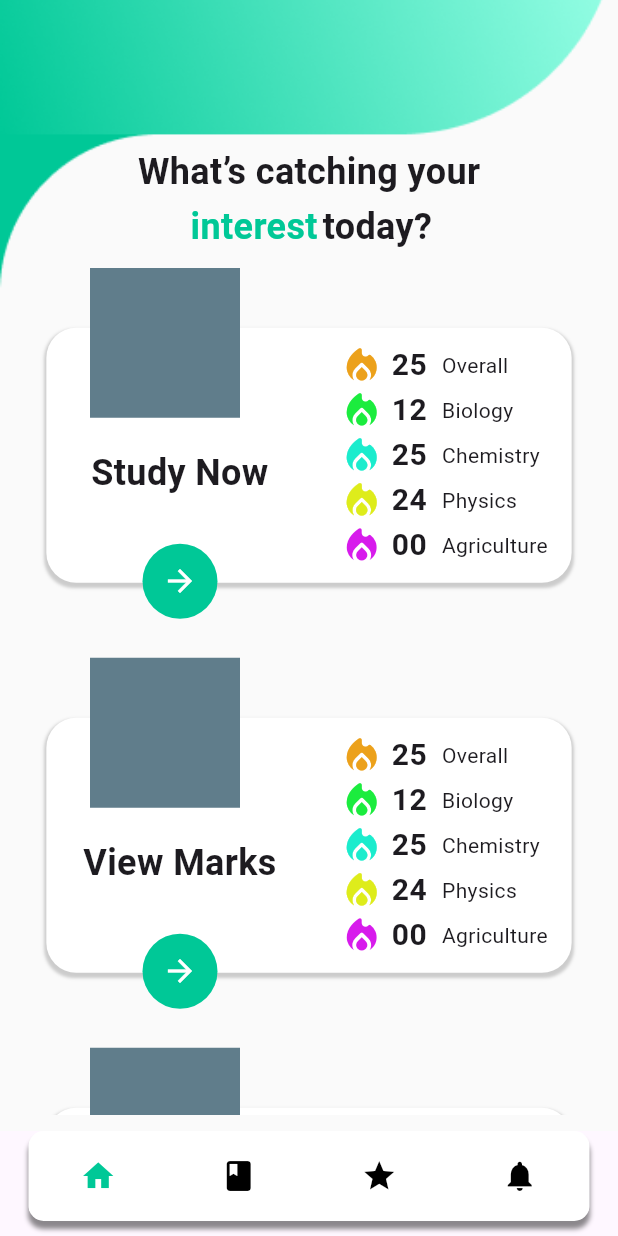
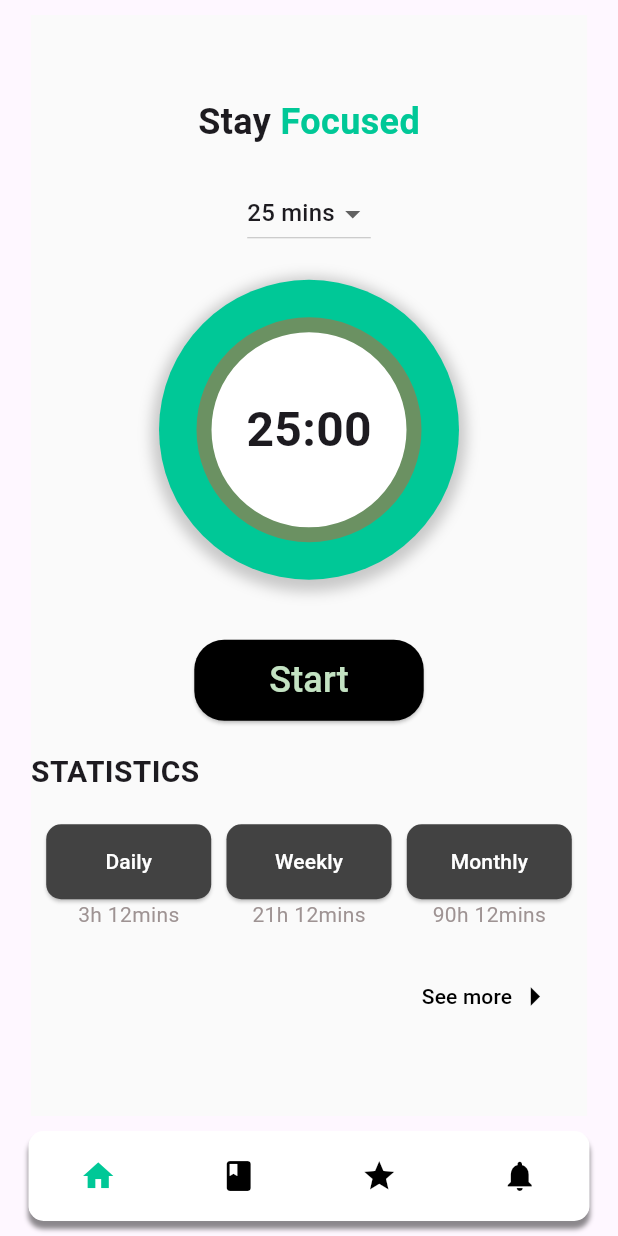
Before and after one commit to jali-k/flutter-student-tracker, a Flutter app: the screen it shows after launch, on a phone screen of 412 x 824 dp. Run offline on Flutter 3.47's test engine with Material 3 defaults, Android fonts, the phone set to English and light mode, and no system bars; drawn by our look-alikes of toggle_switch; our stand-ins replace syncfusion_flutter_charts.

Commit message:
focus mode

```diff
--- a/lib/layout/main_layout.dart
+++ b/lib/layout/main_layout.dart
@@ -3,6 +3,7 @@
 import 'dart:async';
 
 import 'package:flutter/material.dart';
+import 'package:spt/view/focus_mode_page.dart';
 import 'package:spt/view/home_page.dart';
 import 'package:spt/view/subject_select_page.dart';
 import 'package:toggle_switch/toggle_switch.dart';
@@ -16,7 +17,12 @@ class MainLayout extends StatefulWidget {
 
 class _MainLayoutState extends State<MainLayout> {
 
-  StreamController<int> indexController = StreamController<int>();
+  StreamController<int> indexController = StreamController<int>.broadcast();
+  StreamController<int> subjectSelectionController = StreamController<int>.broadcast();
+
+  selectSubject(int index) {
+    subjectSelectionController.sink.add(index);
+  }
 
   changeIndex(int index) {
     indexController.sink.add(index);
@@ -31,10 +37,10 @@ class _MainLayoutState extends State<MainLayout> {
           children: [
             Positioned(
                 bottom: 70,
-                height: MediaQuery.of(context).size.height - 60,
+                height: MediaQuery.of(context).size.height - 70,
                 child: StreamBuilder<int>(
                   stream: indexController.stream,
-                  initialData: 0,
+                  initialData: 1,
                   builder: (context, snapshot) {
                     if(snapshot.hasData){
                       int index = snapshot.data!;
@@ -42,7 +48,25 @@ class _MainLayoutState extends State<MainLayout> {
                         case 0:
                           return const HomePage();
                         case 1:
-                          return const SubjectSelectionPage();
+                          return StreamBuilder(
+                              stream: subjectSelectionController.stream,
+                              initialData: 1,
+                              builder: (context, snapshot) {
+                                if(snapshot.hasData){
+                                  int index = snapshot.data!;
+                                  if(index ==0){
+                                    return SubjectSelectionPage(
+                                      selectSubject: selectSubject,
+                                    );
+                                  }else{
+                                    return FocusMode();
+                                  }
+                                }
+                                else{
+                                  return const Center(child: CircularProgressIndicator(), );
+                                }
+                              }
+                          );
                         case 2:
                           return Text('Page 3');
                         case 3:
--- a/lib/view/focus_mode_page.dart
+++ b/lib/view/focus_mode_page.dart
@@ -0,0 +1,430 @@
+
+
+import 'package:flutter/material.dart';
+import 'package:syncfusion_flutter_charts/charts.dart';
+import 'package:syncfusion_flutter_charts/sparkcharts.dart';
+
+class FocusMode extends StatefulWidget {
+  const FocusMode({super.key});
+
+  @override
+  State<FocusMode> createState() => _FocusModeState();
+}
+
+class _FocusModeState extends State<FocusMode> {
+  @override
+  Widget build(BuildContext context) {
+    return Container(
+      width: MediaQuery.of(context).size.width *0.9,
+      height: MediaQuery.of(context).size.height *0.9,
+      alignment: Alignment.center,
+      margin: const EdgeInsets.all(10),
+      color: Color(0xFFFAFAFA),
+      child: Column(
+        mainAxisAlignment: MainAxisAlignment.center,
+        crossAxisAlignment: CrossAxisAlignment.center,
+        children: [
+          Container(
+            child: Row(
+              mainAxisAlignment: MainAxisAlignment.center,
+              children: [
+                Text('Stay ', style: TextStyle(
+                  fontSize: 24,
+                  fontWeight: FontWeight.bold,
+                ),),
+                Text('Focused', style: TextStyle(
+                  fontSize: 24,
+                  fontWeight: FontWeight.bold,
+                  color: Color(0xFF00C897),
+                ),),
+              ],
+            ),
+          ),
+          SizedBox(height: 20,),
+          // Time selection
+          DropdownButton(
+            value: 25,
+            items: const [
+              DropdownMenuItem(
+                child: Text('25 mins'),
+                value: 25,
+              ),
+              DropdownMenuItem(
+                child: Text('30 mins'),
+                value: 30,
+              ),
+            ],
+            onChanged: (value) {
+              print(value);
+            },
+          ),
+          SizedBox(height: 20,),
+          // Show Clock here
+          Container(
+            width: 200,
+            height: 200,
+            alignment: Alignment.center,
+            decoration: BoxDecoration(
+              color: Color(0xFF00C897),
+              shape: BoxShape.circle,
+              boxShadow: [
+                BoxShadow(
+                  color: Colors.black.withOpacity(0.2),
+                  spreadRadius: 5,
+                  blurRadius: 7,
+                  offset: const Offset(0, 3),
+                ),
+              ],
+            ),
+            child: Container(
+              alignment: Alignment.center,
+              width: 150,
+              height: 150,
+              decoration: BoxDecoration(
+                color: Colors.white,
+                shape: BoxShape.circle,
+                border: Border.all(
+                  color: Color(0xFF6B9162),
+                  width: 10,
+                ),
+
+              ),
+              child: Center(
+                child: Text(
+                    '25:00',
+                    style: TextStyle(
+                      fontSize: 32,
+                      fontWeight: FontWeight.bold,
+                    ),
+                ),
+              ),
+            ),
+          ),
+          SizedBox(height: 40,),
+          // Start button
+          ElevatedButton(
+            onPressed: (){},
+            child: const Text('Start', style: TextStyle(
+              fontSize: 24,
+            ),),
+            style: ElevatedButton.styleFrom(
+              backgroundColor: Colors.black,
+              foregroundColor: Color(0xFFC3E2C2),
+              padding: const EdgeInsets.symmetric(horizontal: 50, vertical: 10),
+              shape: RoundedRectangleBorder(
+                borderRadius: BorderRadius.circular(20),
+              ),
+            ),
+          ),
+          SizedBox(height: 20,),
+          Row(
+            mainAxisAlignment: MainAxisAlignment.start,
+            children: [
+              Text("STATISTICS", style: TextStyle(
+                fontSize: 20,
+                fontWeight: FontWeight.bold,
+              ),),
+            ],
+          ),
+          SizedBox(height: 20,),
+          // Statistics Button as a Row Daily, Weekly, Monthly
+          Row(
+            mainAxisAlignment: MainAxisAlignment.spaceEvenly,
+            children: [
+              Column(
+                children: [
+                  ElevatedButton(
+                    onPressed: (){},
+                    child: const Text('Daily', style: TextStyle(
+                      fontSize: 14,
+                    ),),
+                    style: ElevatedButton.styleFrom(
+                      fixedSize: const Size(110, 50),
+                      foregroundColor: Colors.white,
+                      backgroundColor: Color(0xFF424242),
+                      padding: const EdgeInsets.symmetric(horizontal: 20, vertical: 10),
+                      shape: RoundedRectangleBorder(
+                        borderRadius: BorderRadius.circular(10),
+                      ),
+                    ),
+                  ),
+                  Text('3h 12mins', style: TextStyle(
+                    fontSize: 14,
+                    color: Color(0xFF9E9393)
+                  ),
+                  ),
+                ],
+              ),
+              Column(
+                children: [
+                  ElevatedButton(
+                    onPressed: (){},
+                    child: const Text('Weekly', style: TextStyle(
+                      fontSize: 14,
+                    ),),
+                    style: ElevatedButton.styleFrom(
+                      fixedSize: const Size(110, 50),
+                      foregroundColor: Colors.white,
+                      backgroundColor: Color(0xFF424242),
+                      padding: const EdgeInsets.symmetric(horizontal: 20, vertical: 10),
+                      shape: RoundedRectangleBorder(
+                        borderRadius: BorderRadius.circular(10),
+                      ),
+                    ),
+                  ),
+                  Text('21h 12mins', style: TextStyle(
+                    fontSize: 14,
+                    color: Color(0xFF9E9393)
+                  ),
+                  ),
+                ],
+              ),
+              Column(
+                children: [
+                  ElevatedButton(
+                    onPressed: (){},
+                    child: const Text('Monthly', style: TextStyle(
+                      fontSize: 14,
+                    ),),
+                    style: ElevatedButton.styleFrom(
+                      fixedSize: const Size(110, 50),
+                      foregroundColor: Colors.white,
+                      backgroundColor: Color(0xFF424242),
+                      padding: const EdgeInsets.symmetric(horizontal: 20, vertical: 10),
+                      shape: RoundedRectangleBorder(
+                        borderRadius: BorderRadius.circular(10),
+                      ),
+                    ),
+                  ),
+                  Text('90h 12mins', style: TextStyle(
+                    fontSize: 14,
+                    color: Color(0xFF9E9393)
+                  ),
+                  ),
+                ],
+              ),
+
+            ],
+          ),
+          SizedBox(height: 20,),
+          // See more button
+          Row(
+            mainAxisAlignment: MainAxisAlignment.end,
+            children: [
+              TextButton(
+                onPressed: (){
+                  showStatistics();
+                },
+                child: Row(
+                  children: const [
+                    Text('See more', style: TextStyle(
+                      fontSize: 14,
+                    ),),
+                    Icon(Icons.arrow_right, size: 30,),
+                  ],
+                ),
+                style: TextButton.styleFrom(
+                  foregroundColor: Colors.black,
+                  padding: const EdgeInsets.symmetric(horizontal: 20, vertical: 10),
+                ),
+              ),
+            ],
+          )
+
+
+          // Start button
+
+        ],
+      ),
+    );
+  }
+
+  final List<ChartData> chartData = [
+    ChartData(1, 35),
+    ChartData(2, 23),
+    ChartData(3, 34),
+    ChartData(4, 25),
+    ChartData(5, 40),
+    ChartData(6, 30),
+    ChartData(7, 35),
+  ];
+
+  void showStatistics() {
+    showModalBottomSheet(
+      context: context,
+      useSafeArea: true,
+      isScrollControlled: true,
+      enableDrag: true,
+      backgroundColor: Color(0xFF424242),
+      shape: const RoundedRectangleBorder(
+        borderRadius: BorderRadius.only(
+          topLeft: Radius.circular(50),
+          topRight: Radius.circular(50),
+        ),
+      ),
+
+      builder: (context)
+    {
+      return Container(
+        height: MediaQuery.of(context).size.height * 0.75,
+        decoration: const BoxDecoration(
+          color: Color(0xFF424242),
+          borderRadius: BorderRadius.only(
+            topLeft: Radius.circular(50),
+            topRight: Radius.circular(50),
+          ),
+        ),
+        padding: const EdgeInsets.symmetric(horizontal: 20, vertical: 50),
+        child: Column(
+          children: [
+            Row(
+              mainAxisAlignment: MainAxisAlignment.start,
+              children: [
+                Text("STATISTICS", style: TextStyle(
+                  fontSize: 20,
+                  fontWeight: FontWeight.bold,
+                  color: Colors.white,
+                ),),
+              ],
+            ),
+            SizedBox(height: 20,),
+            Row(
+              mainAxisAlignment: MainAxisAlignment.spaceEvenly,
+              children: [
+                Column(
+                  children: [
+                    ElevatedButton(
+                      onPressed: (){},
+                      child: const Text('Daily', style: TextStyle(
+                        fontSize: 14,
+                      ),),
+                      style: ElevatedButton.styleFrom(
+                        fixedSize: const Size(110, 50),
+                        foregroundColor: Colors.black,
+                        backgroundColor: Colors.white,
+                        padding: const EdgeInsets.symmetric(horizontal: 20, vertical: 10),
+                        shape: RoundedRectangleBorder(
+                          borderRadius: BorderRadius.circular(10),
+                        ),
+                      ),
+                    ),
+                    Text('3h 12mins', style: TextStyle(
+                        fontSize: 14,
+                        color: Color(0xFF9E9393)
+                    ),
+                    ),
+                  ],
+                ),
+                Column(
+                  children: [
+                    ElevatedButton(
+                      onPressed: (){},
+                      child: const Text('Weekly', style: TextStyle(
+                        fontSize: 14,
+                      ),),
+                      style: ElevatedButton.styleFrom(
+                        fixedSize: const Size(110, 50),
+                        foregroundColor: Colors.white,
+                        backgroundColor: Color(0xFF00C897),
+                        padding: const EdgeInsets.symmetric(horizontal: 20, vertical: 10),
+                        shape: RoundedRectangleBorder(
+                          borderRadius: BorderRadius.circular(10),
+                        ),
+                      ),
+                    ),
+                    Text('21h 12mins', style: TextStyle(
+                        fontSize: 14,
+                        color: Color(0xFF9E9393)
+                    ),
+                    ),
+                  ],
+                ),
+                Column(
+                  children: [
+                    ElevatedButton(
+                      onPressed: (){},
+                      child: const Text('Monthly', style: TextStyle(
+                        fontSize: 14,
+                      ),),
+                      style: ElevatedButton.styleFrom(
+                        fixedSize: const Size(110, 50),
+                        foregroundColor: Colors.black,
+                        backgroundColor: Colors.white,
+                        padding: const EdgeInsets.symmetric(horizontal: 20, vertical: 10),
+                        shape: RoundedRectangleBorder(
+                          borderRadius: BorderRadius.circular(10),
+                        ),
+                      ),
+                    ),
+                    Text('90h 12mins', style: TextStyle(
+                        fontSize: 14,
+                        color: Color(0xFF9E9393)
+                    ),
+                    ),
+                  ],
+                ),
+
+              ],
+            ),
+            SizedBox(height: 20,),
+            Container(
+              child: SfCartesianChart(
+                primaryXAxis: CategoryAxis(
+                  majorGridLines: MajorGridLines(width: 0),
+                  majorTickLines: MajorTickLines(width: 0),
+                  axisLine: AxisLine(width: 1,color: Color(0XFFF2F8F2)),
+                ),
+                primaryYAxis: NumericAxis(
+                  majorGridLines: MajorGridLines(width: 0),
+                  majorTickLines: MajorTickLines(width: 0),
+                  axisLine: AxisLine(width: 1,color: Color(0XFFF2F8F2)),
+                ),
+                plotAreaBorderWidth: 0,
+                title: ChartTitle(text: 'Weekly Statistics'),
+                legend: Legend(isVisible: false),
+                tooltipBehavior: TooltipBehavior(enable: true),
+
+                series: <CartesianSeries>[
+                  ColumnSeries<ChartData, double>(
+                      dataSource: chartData,
+                      xValueMapper: (ChartData data, _) => data.x,
+                      yValueMapper: (ChartData data, _) => data.y,
+                      color: Color(0xFFACE194),
+                      borderRadius: BorderRadius.all(Radius.circular(3))
+                  )
+                ],
+              ),
+            ),
+            SizedBox(height: 20,),
+            Container(
+              child: Column(
+                mainAxisAlignment: MainAxisAlignment.center,
+                children: [
+                  Text('15h 12mins', style: TextStyle(
+                    fontSize: 20,
+                    fontWeight: FontWeight.bold,
+                    color: Colors.white,
+                  ),
+                  ),
+                  Text('Good Job! Keep it up', style: TextStyle(
+                    fontSize: 20,
+                    fontWeight: FontWeight.bold,
+                    color: Color(0XFFC3E2C2),
+                  ),
+                  ),
+                ],
+              ),
+            )
+          ],
+        ),
+      );
+    },
+    );
+  }
+}
+
+class ChartData {
+  ChartData(this.x, this.y);
+  final double x;
+  final double y;
+}
--- a/pubspec.yaml
+++ b/pubspec.yaml
@@ -36,6 +36,7 @@ dependencies:
   # Use with the CupertinoIcons class for iOS style icons.
   cupertino_icons: ^1.0.2
   toggle_switch: ^2.1.0
+  syncfusion_flutter_charts: ^24.2.3+1
 
 dev_dependencies:
   flutter_test:
```
Also changed, not shown: lib/view/subject_select_page.dart (+5 -2 lines), lib/widgets/Navbar.dart (added), pubspec.lock.
